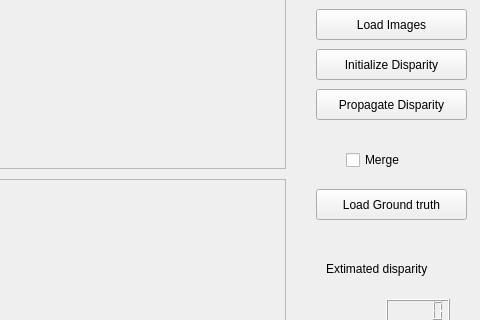
Before: the Qt Designer form P5/mainwindow.ui in JesusCHA/VA, drawn with Qt 5; both pictures show x 424 to 904 and y 91 to 411 of the 904 by 528 pixel window.
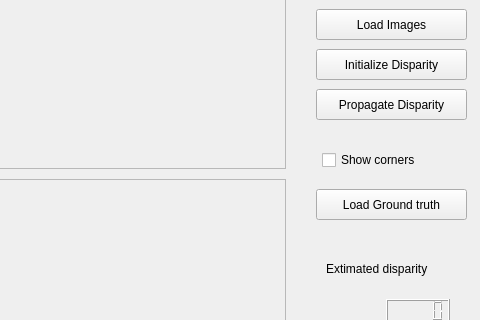
After: the same form once the commit is applied.

```diff
--- a/P5/mainwindow.ui
+++ b/P5/mainwindow.ui
@@ -102,14 +102,14 @@
   <widget class="QCheckBox" name="checkBox_3">
    <property name="geometry">
     <rect>
-     <x>770</x>
+     <x>746</x>
      <y>240</y>
-     <width>97</width>
+     <width>121</width>
      <height>22</height>
     </rect>
    </property>
    <property name="text">
-    <string>Merge</string>
+    <string>Show corners</string>
    </property>
   </widget>
   <widget class="QFrame" name="imageFrameS_2">
```
Left out of the diff: 6 changed lines with no effect on the pictures.
